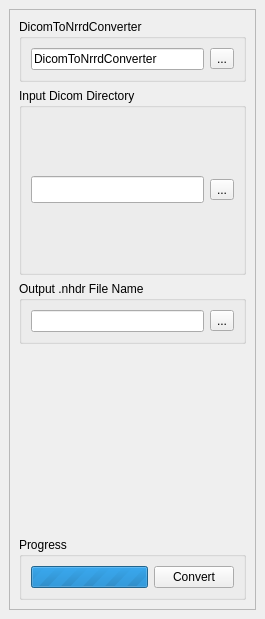
The window that src/gui/Dicom2NrrdPanel.ui (NIRALUser/DTIPrep) describes before a commit, drawn with Qt 5.
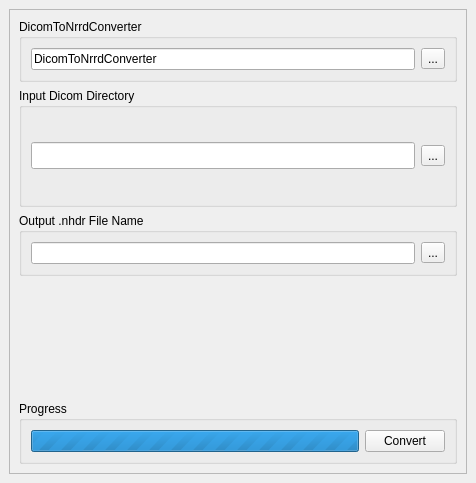
The same window after the commit. Icons and pictures are not drawn.

The edit to the form file:
```diff
--- a/src/gui/Dicom2NrrdPanel.ui
+++ b/src/gui/Dicom2NrrdPanel.ui
@@ -6,8 +6,8 @@
    <rect>
     <x>0</x>
     <y>0</y>
-    <width>265</width>
-    <height>619</height>
+    <width>476</width>
+    <height>483</height>
    </rect>
   </property>
   <property name="maximumSize">
@@ -44,8 +44,8 @@
         <rect>
          <x>0</x>
          <y>0</y>
-         <width>245</width>
-         <height>574</height>
+         <width>456</width>
+         <height>438</height>
         </rect>
        </property>
        <layout class="QVBoxLayout" name="verticalLayout_2">
```
